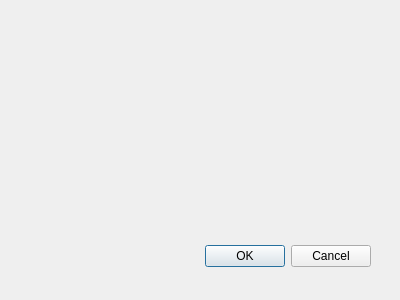
Above: ui/generategriddialog.ui from darthocir38/FpgaAccManager-qt before the change. Below: the same form after it.
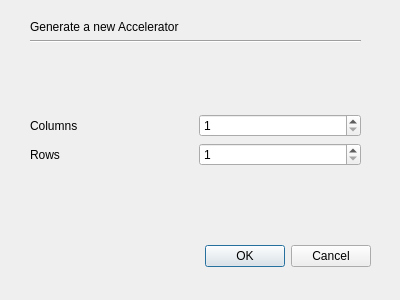
That is the form after the change.

```diff
--- a/ui/generategriddialog.ui
+++ b/ui/generategriddialog.ui
@@ -31,6 +31,90 @@
     <set>QDialogButtonBox::Cancel|QDialogButtonBox::Ok</set>
    </property>
   </widget>
+  <widget class="QWidget" name="verticalLayoutWidget">
+   <property name="geometry">
+    <rect>
+     <x>30</x>
+     <y>20</y>
+     <width>331</width>
+     <height>211</height>
+    </rect>
+   </property>
+   <layout class="QVBoxLayout" name="verticalLayout">
+    <item>
+     <widget class="QLabel" name="lbl_gen_title">
+      <property name="text">
+       <string>Generate a new Accelerator</string>
+      </property>
+     </widget>
+    </item>
+    <item>
+     <widget class="Line" name="line">
+      <property name="orientation">
+       <enum>Qt::Horizontal</enum>
+      </property>
+     </widget>
+    </item>
+    <item>
+     <spacer name="verticalSpacer_2">
+      <property name="orientation">
+       <enum>Qt::Vertical</enum>
+      </property>
+      <property name="sizeHint" stdset="0">
+       <size>
+        <width>20</width>
+        <height>40</height>
+       </size>
+      </property>
+     </spacer>
+    </item>
+    <item>
+     <layout class="QGridLayout" name="gridLayout">
+      <item row="1" column="1">
+       <widget class="QSpinBox" name="sb_gen_row">
+        <property name="minimum">
+         <number>1</number>
+        </property>
+       </widget>
+      </item>
+      <item row="0" column="1">
+       <widget class="QSpinBox" name="sb_gen_col">
+        <property name="minimum">
+         <number>1</number>
+        </property>
+       </widget>
+      </item>
+      <item row="1" column="0">
+       <widget class="QLabel" name="lbl_gen_row">
+        <property name="text">
+         <string>Rows</string>
+        </property>
+       </widget>
+      </item>
+      <item row="0" column="0">
+       <widget class="QLabel" name="lbl_gen_col">
+        <property name="text">
+         <string>Columns</string>
+        </property>
+       </widget>
+      </item>
+     </layout>
+    </item>
+    <item>
+     <spacer name="verticalSpacer">
+      <property name="orientation">
+       <enum>Qt::Vertical</enum>
+      </property>
+      <property name="sizeHint" stdset="0">
+       <size>
+        <width>20</width>
+        <height>40</height>
+       </size>
+      </property>
+     </spacer>
+    </item>
+   </layout>
+  </widget>
  </widget>
  <pixmapfunction/>
  <resources/>
```
Left out of the diff: 9 changed lines with no effect on the pictures.
